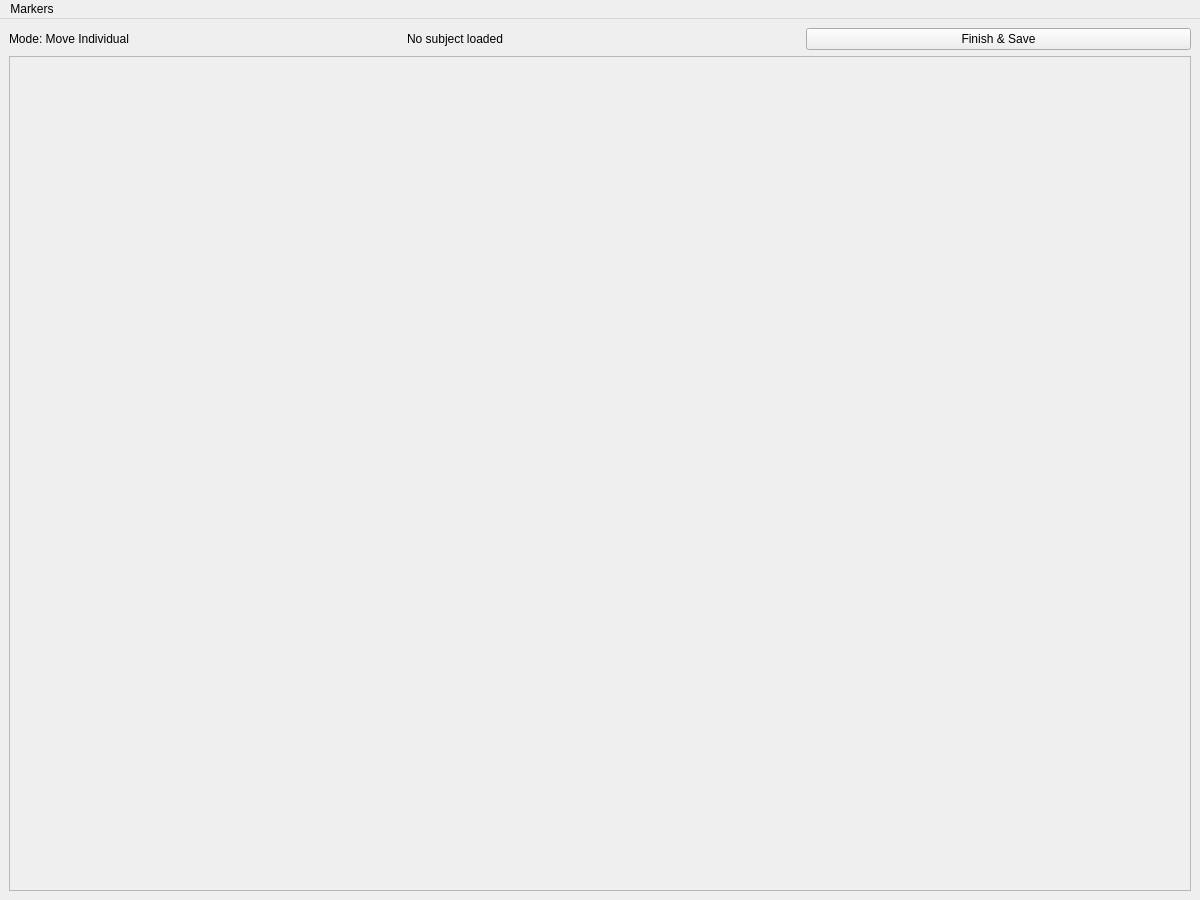
Above: QTVI-refactor/6_template_marking/TemplateViewerWindow.ui from MiraWelner/QTVI before the change. Below: the same form after it.
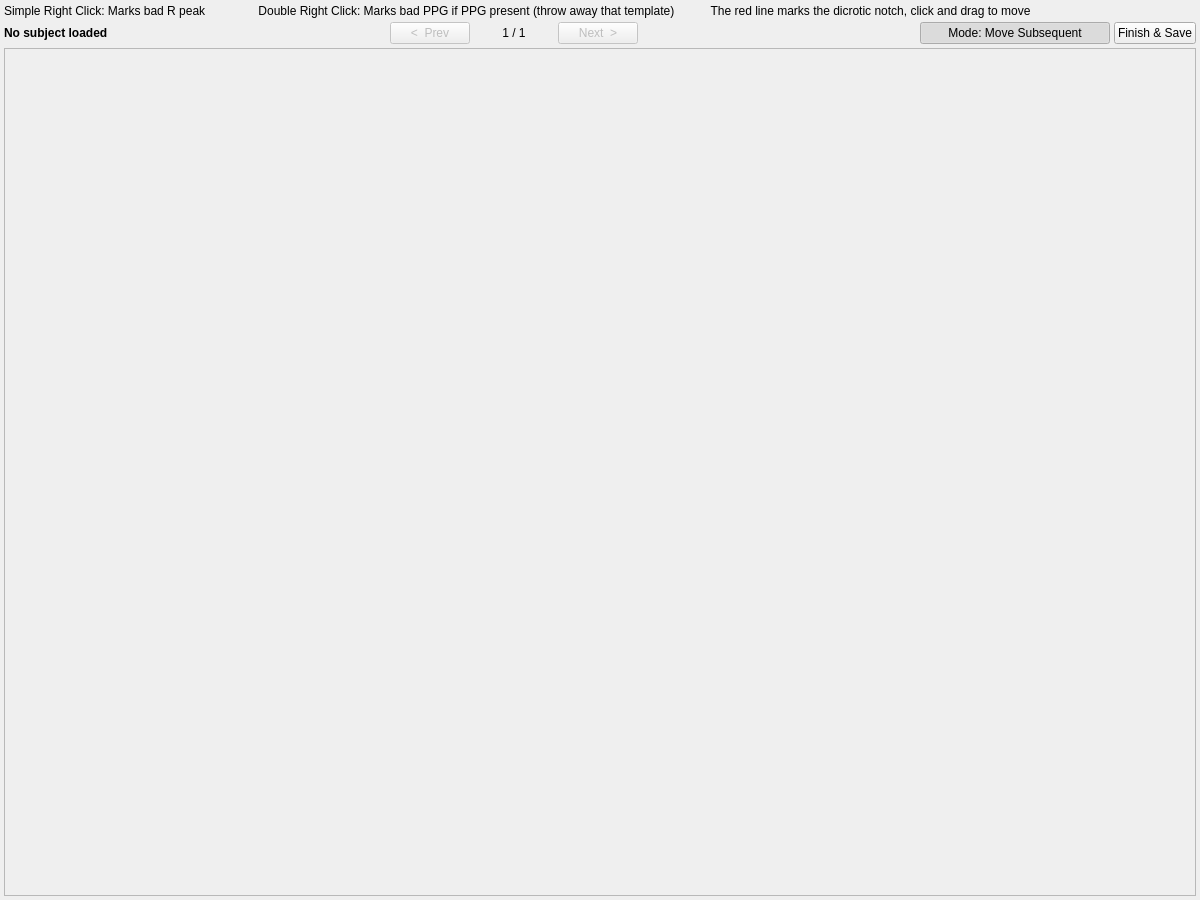
That is the form after the change.

```diff
--- a/QTVI-refactor/6_template_marking/TemplateViewerWindow.ui
+++ b/QTVI-refactor/6_template_marking/TemplateViewerWindow.ui
@@ -15,24 +15,37 @@
   </property>
   <widget class="QWidget" name="centralwidget">
    <layout class="QVBoxLayout" name="mainLayout">
+    <property name="spacing">
+     <number>4</number>
+    </property>
+    <property name="leftMargin">
+     <number>4</number>
+    </property>
+    <property name="topMargin">
+     <number>4</number>
+    </property>
+    <property name="rightMargin">
+     <number>4</number>
+    </property>
+    <property name="bottomMargin">
+     <number>4</number>
+    </property>
+    <item>
+     <widget class="QLabel" name="label">
+      <property name="text">
+       <string>Simple Right Click: Marks bad R peak                Double Right Click: Marks bad PPG if PPG present (throw away that template)           The red line marks the dicrotic notch, click and drag to move</string>
+      </property>
+     </widget>
+    </item>
     <item>
      <layout class="QHBoxLayout" name="topBar">
-      <item>
-       <widget class="QLabel" name="statusLabel">
-        <property name="text">
-         <string>Mode: Move Individual</string>
-        </property>
-       </widget>
-      </item>
-      <item>
-       <spacer name="topSpacer">
-        <property name="orientation">
-         <enum>Qt::Horizontal</enum>
-        </property>
-       </spacer>
-      </item>
       <item>
        <widget class="QLabel" name="subjectLabel">
+        <property name="font">
+         <font>
+          <bold>true</bold>
+         </font>
+        </property>
         <property name="text">
          <string>No subject loaded</string>
         </property>
@@ -43,8 +56,94 @@
         <property name="orientation">
          <enum>Qt::Horizontal</enum>
         </property>
+        <property name="sizeHint" stdset="0">
+         <size>
+          <width>0</width>
+          <height>0</height>
+         </size>
+        </property>
        </spacer>
       </item>
+      <item>
+       <widget class="QPushButton" name="prevButton">
+        <property name="enabled">
+         <bool>false</bool>
+        </property>
+        <property name="minimumSize">
+         <size>
+          <width>80</width>
+          <height>0</height>
+         </size>
+        </property>
+        <property name="text">
+         <string>&lt;  Prev</string>
+        </property>
+       </widget>
+      </item>
+      <item>
+       <widget class="QLabel" name="pageLabel">
+        <property name="minimumSize">
+         <size>
+          <width>80</width>
+          <height>0</height>
+         </size>
+        </property>
+        <property name="text">
+         <string>1 / 1</string>
+        </property>
+        <property name="alignment">
+         <set>Qt::AlignmentFlag::AlignCenter</set>
+        </property>
+       </widget>
+      </item>
+      <item>
+       <widget class="QPushButton" name="nextButton">
+        <property name="enabled">
+         <bool>false</bool>
+        </property>
+        <property name="minimumSize">
+         <size>
+          <width>80</width>
+          <height>0</height>
+         </size>
+        </property>
+        <property name="text">
+         <string>Next  &gt;</string>
+        </property>
+       </widget>
+      </item>
+      <item>
+       <spacer name="sR">
+        <property name="orientation">
+         <enum>Qt::Orientation::Horizontal</enum>
+        </property>
+        <property name="sizeHint" stdset="0">
+         <size>
+          <width>0</width>
+          <height>0</height>
+         </size>
+        </property>
+       </spacer>
+      </item>
+      <item>
+       <widget class="QPushButton" name="modeButton">
+        <property name="minimumSize">
+         <size>
+          <width>190</width>
+          <height>0</height>
+         </size>
+        </property>
+        <property name="text">
+         <string>Mode: Move Subsequent</string>
+        </property>
+        <property name="checkable">
+         <bool>true</bool>
+        </property>
+        <property name="checked">
+         <bool>true</bool>
+        </property>
+       </widget>
+      </item>
       <item>
        <widget class="QPushButton" name="finishButton">
         <property name="text">
@@ -60,21 +159,36 @@
        <bool>true</bool>
       </property>
       <widget class="QWidget" name="scrollContents">
-       <layout class="QVBoxLayout" name="plotLayout"/>
+       <property name="geometry">
+        <rect>
+         <x>0</x>
+         <y>0</y>
+         <width>1190</width>
+         <height>840</height>
+        </rect>
+       </property>
+       <layout class="QGridLayout" name="plotGrid">
+        <property name="leftMargin">
+         <number>2</number>
+        </property>
+        <property name="topMargin">
+         <number>2</number>
+        </property>
+        <property name="rightMargin">
+         <number>2</number>
+        </property>
+        <property name="bottomMargin">
+         <number>2</number>
+        </property>
+        <property name="spacing">
+         <number>2</number>
+        </property>
+       </layout>
       </widget>
      </widget>
     </item>
    </layout>
   </widget>
-  <widget class="QMenuBar" name="menubar">
-   <widget class="QMenu" name="markersMenu">
-    <property name="title">
-     <string>Markers</string>
-    </property>
-    <addaction name="actionMoveSubsequent"/>
-   </widget>
-   <addaction name="markersMenu"/>
-  </widget>
   <action name="actionMoveSubsequent">
    <property name="checkable">
     <bool>true</bool>
```
Left out of the diff: 7 changed lines with no effect on the pictures.
